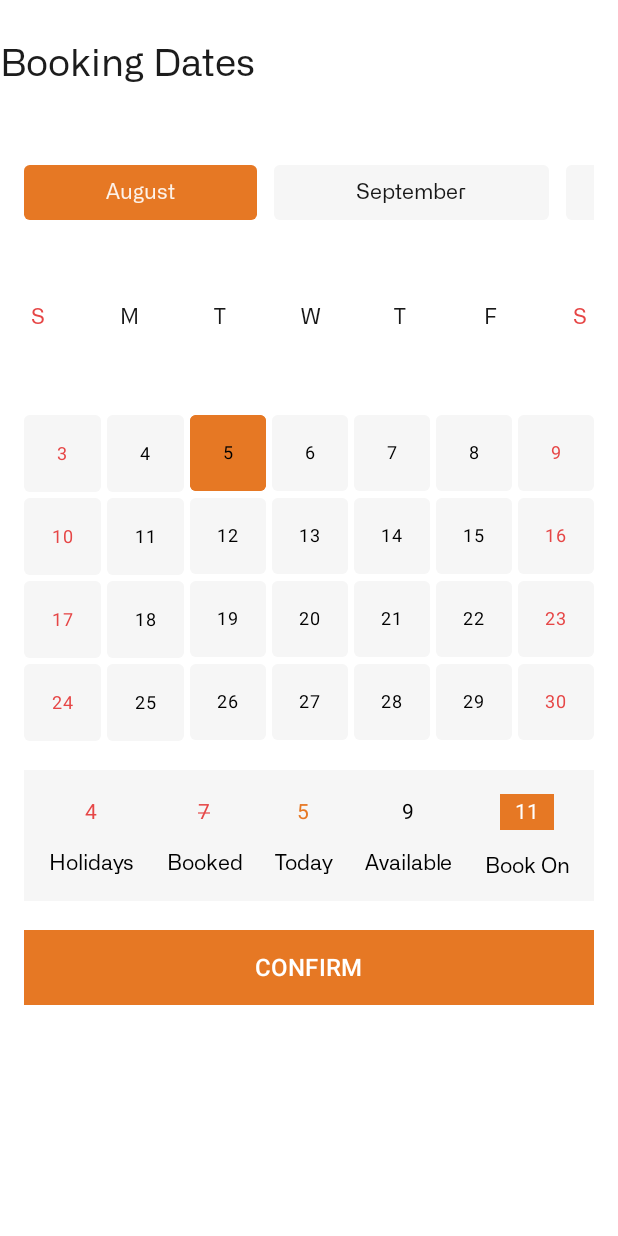
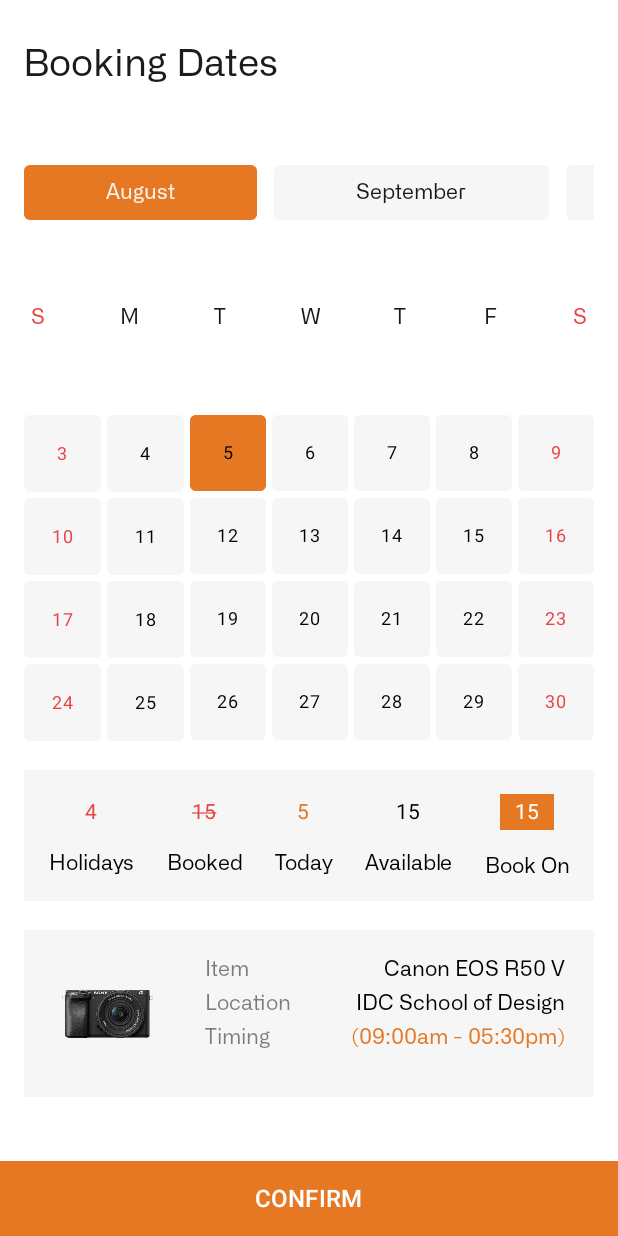
Before and after one commit to Sanskriti1804/RMSJIMS, an Android app built with Jetpack Compose: the CalendarScreen screen opened through its navigation route, on a phone screen of 412 x 824 dp. Run offline under Robolectric (Android 15) with nearby library versions, the phone set to English and light mode, and no system bars.

Commit message:
prod equip ui changes

```diff
--- a/app/src/main/java/com/example/labinventory/data/model/BookingProduct.kt
+++ b/app/src/main/java/com/example/labinventory/data/model/BookingProduct.kt
@@ -10,7 +10,8 @@ data class ProductInfo(
     val title: String,
     val code: String,
     val location: String,
-    val status: Status
+    val status: Status,
+    val timing : String? = null,
 )
 
 enum class Status(val label: String, val color: Color) {
--- a/app/src/main/java/com/example/labinventory/navigation/NavGraph.kt
+++ b/app/src/main/java/com/example/labinventory/navigation/NavGraph.kt
@@ -19,6 +19,7 @@ import com.example.labinventory.viewmodel.BookingScreenViewmodel
 import com.example.labinventory.viewmodel.CalendarViewModel
 import com.example.labinventory.viewmodel.FilterSortViewModel
 import com.example.labinventory.viewmodel.SearchViewModel
+import com.example.labinventory.viewmodel.UserSessionViewModel
 import org.koin.androidx.compose.koinViewModel
 
 
@@ -50,10 +51,12 @@ fun AppNavGraph(navController: NavHostController){
         }
         composable(Screen.CalendarScreen.route) {
             val calendarViewModel : CalendarViewModel = koinViewModel()
-            CalendarScreen( calendarViewModel)
+            val bookingViewModel : BookingScreenViewmodel = koinViewModel()
+            CalendarScreen( navController,calendarViewModel, bookingViewModel)
         }
         composable(Screen.ProductDescriptionScreen.route) {
-            ProdDescScreen()
+            val sessionViewModel : UserSessionViewModel = koinViewModel()
+            ProdDescScreen(navController = navController, sessionViewModel = sessionViewModel)
         }
         composable(Screen.ProjectInfoScreen.route) {
             ProjectInfoScreen()
--- a/app/src/main/java/com/example/labinventory/ui/components/TopAppBar.kt
+++ b/app/src/main/java/com/example/labinventory/ui/components/TopAppBar.kt
@@ -4,10 +4,12 @@ import androidx.compose.foundation.background
 import androidx.compose.foundation.clickable
 import androidx.compose.foundation.layout.Box
 import androidx.compose.foundation.layout.Row
+import androidx.compose.foundation.layout.Spacer
 import androidx.compose.foundation.layout.fillMaxSize
 import androidx.compose.foundation.layout.fillMaxWidth
 import androidx.compose.foundation.layout.height
 import androidx.compose.foundation.layout.padding
+import androidx.compose.foundation.layout.width
 import androidx.compose.material3.ExperimentalMaterial3Api
 import androidx.compose.material3.IconButton
 import androidx.compose.material3.Text
@@ -52,6 +54,10 @@ fun CustomTopBar(
                         .align(Alignment.CenterVertically)
 
                 )
+            }
+            else{
+                Spacer(modifier = Modifier.width(pxToDp(16)))
+
 
             }
 
--- a/app/src/main/java/com/example/labinventory/ui/screens/CalendarScreen.kt
+++ b/app/src/main/java/com/example/labinventory/ui/screens/CalendarScreen.kt
@@ -2,6 +2,7 @@ package com.example.labinventory.ui.screens
 
 import android.os.Build
 import androidx.annotation.RequiresApi
+import androidx.compose.foundation.Image
 import androidx.compose.foundation.background
 import androidx.compose.foundation.border
 import androidx.compose.foundation.clickable
@@ -16,6 +17,7 @@ import androidx.compose.foundation.layout.fillMaxSize
 import androidx.compose.foundation.layout.fillMaxWidth
 import androidx.compose.foundation.layout.height
 import androidx.compose.foundation.layout.padding
+import androidx.compose.foundation.layout.size
 import androidx.compose.foundation.layout.width
 import androidx.compose.foundation.layout.widthIn
 import androidx.compose.foundation.lazy.LazyRow
@@ -25,6 +27,7 @@ import androidx.compose.material3.Card
 import androidx.compose.foundation.shape.RoundedCornerShape
 import androidx.compose.material.Scaffold
 import androidx.compose.material3.CardDefaults
+import androidx.compose.material3.Divider
 import androidx.compose.material3.MaterialTheme
 import androidx.compose.material3.Surface
 import androidx.compose.material3.Text
@@ -38,27 +41,37 @@ import androidx.compose.ui.Modifier
 import androidx.compose.ui.draw.clip
 import androidx.compose.ui.graphics.Color
 import androidx.compose.ui.graphics.RectangleShape
+import androidx.compose.ui.graphics.Shape
+import androidx.compose.ui.res.painterResource
 import androidx.compose.ui.text.font.Font
 import androidx.compose.ui.text.font.FontFamily
 import androidx.compose.ui.text.font.FontWeight
 import androidx.compose.ui.text.style.TextAlign
 import androidx.compose.ui.text.style.TextDecoration
 import androidx.compose.ui.tooling.preview.Preview
+import androidx.compose.ui.unit.Dp
 import androidx.compose.ui.unit.dp
 import androidx.compose.ui.unit.sp
 import androidx.navigation.NavController
 import androidx.navigation.NavHostController
 import com.example.labinventory.R
+import com.example.labinventory.data.model.BookingDates
+import com.example.labinventory.data.model.InChargeInfo
+import com.example.labinventory.data.model.ProductInfo
+import com.example.labinventory.navigation.Screen
 import com.example.labinventory.ui.components.AppButton
 import com.example.labinventory.ui.components.CustomLabel
 import com.example.labinventory.ui.components.CustomTopBar
+import com.example.labinventory.ui.components.EditButton
 import com.example.labinventory.ui.theme.cardColor
 import com.example.labinventory.ui.theme.darkTextColor
 import com.example.labinventory.ui.theme.daysColor
 import com.example.labinventory.ui.theme.highlightColor
+import com.example.labinventory.ui.theme.someGrayColor
 import com.example.labinventory.ui.theme.weekendColor
 import com.example.labinventory.ui.theme.whiteColor
 import com.example.labinventory.util.pxToDp
+import com.example.labinventory.viewmodel.BookingScreenViewmodel
 import com.example.labinventory.viewmodel.CalendarViewModel
 import org.koin.androidx.compose.koinViewModel
 import java.time.DayOfWeek
@@ -70,8 +83,9 @@ import java.time.format.TextStyle
 @RequiresApi(Build.VERSION_CODES.O)
 @Composable
 fun CalendarScreen(
-//    navController: NavHostController,
-    viewModel: CalendarViewModel = koinViewModel()
+    navController: NavHostController,
+    viewModel: CalendarViewModel = koinViewModel(),
+    bookingViewmodel: BookingScreenViewmodel
 ) {
     val selectedDate = viewModel.selectedDate
     val currentMonth = viewModel.currentMonth
@@ -93,6 +107,14 @@ fun CalendarScreen(
         topBar = {
             CustomTopBar(
                 title = "Booking Dates"
+            )
+        },
+        bottomBar = {
+            AppButton(
+                buttonText = "CONFIRM",
+                onClick = {
+                    navController.navigate(Screen.ProjectInfoScreen.route)
+                }
             )
         }
     ) { paddingValues ->
@@ -134,11 +156,11 @@ fun CalendarScreen(
                 today = LocalDate.now()
             )
 
-            // Action Button
-            AppButton(
-                buttonText = "CONFIRM",
-                onClick = { }
+            //EquipCard
+            EquipBookingCard(
+                productInfo = bookingViewmodel.productInfo,
             )
+
         }
     }
 }
@@ -368,6 +390,69 @@ fun StatusLabel(
     }
 }
 
+@Composable
+fun EquipBookingCard(
+    productInfo: ProductInfo,
+    cardShape: Shape = RectangleShape,
+    containerColor : Color = cardColor,
+    cardPadding : Dp = pxToDp(20)
+) {
+    Card(
+        shape = cardShape,
+        modifier = Modifier
+            .fillMaxWidth(),
+        colors = CardDefaults.cardColors(
+            containerColor = containerColor
+        )
+    ) {
+        Column(modifier = Modifier.padding(cardPadding)) {
+
+            Row {
+                Image(
+                    painter = painterResource(R.drawable.temp),
+                    contentDescription = "Product Image",
+
+                    modifier = Modifier
+                        .size(pxToDp(76))
+                )
+                Spacer(modifier = Modifier.width(pxToDp(30)))
+                Column(
+                    modifier = Modifier.weight(0.8f),
+                    verticalArrangement = Arrangement.spacedBy(pxToDp(9))
+                ) {
+                    EquipBookingItem("Item", "Canon EOS R50 V")
+                    EquipBookingItem("Location", "IDC School of Design")
+                    EquipBookingItem("Timing", "(09:00am - 05:30pm)", highlightColor)
+                }
+            }
+        }
+    }
+}
+
+@Composable
+fun EquipBookingItem(
+    label : String,
+    value : String,
+    headerColor: Color = darkTextColor
+){
+    Row(
+        modifier = Modifier.fillMaxWidth(),
+        horizontalArrangement = Arrangement.SpaceBetween,
+        verticalAlignment = Alignment.CenterVertically
+    ) {
+       CustomLabel(
+           header = label,
+           headerColor = darkTextColor.copy(0.5f),
+           fontSize = 14.sp
+       )
+       CustomLabel(
+           header = value,
+           headerColor = headerColor,
+           fontSize = 14.sp
+       )
+    }
+}
+
 
 //@RequiresApi(Build.VERSION_CODES.O)
 //@Composable
--- a/app/src/main/java/com/example/labinventory/viewmodel/CalendarViewModel.kt
+++ b/app/src/main/java/com/example/labinventory/viewmodel/CalendarViewModel.kt
@@ -13,9 +13,9 @@ import java.time.YearMonth
 @RequiresApi(Build.VERSION_CODES.O)
 class CalendarViewModel() : ViewModel() {
 
-    val bookedDate = LocalDate.now().plusDays(2)
-    val availableDate = LocalDate.now().plusDays(4)
-    val bookOnDate = LocalDate.now().plusDays(6)
+    val bookedDate = LocalDate.now().plusDays(10)
+    val availableDate = LocalDate.now().plusDays(10)
+    val bookOnDate = LocalDate.now().plusDays(10)
 
     @RequiresApi(Build.VERSION_CODES.O)
     private val today = LocalDate.now()
```
Also changed, not shown: app/src/main/java/com/example/labinventory/ui/screens/BookingScreen.kt (+1 -19 lines), app/src/main/java/com/example/labinventory/ui/screens/ProductDescriptionScreen.kt (+44 -36 lines).
